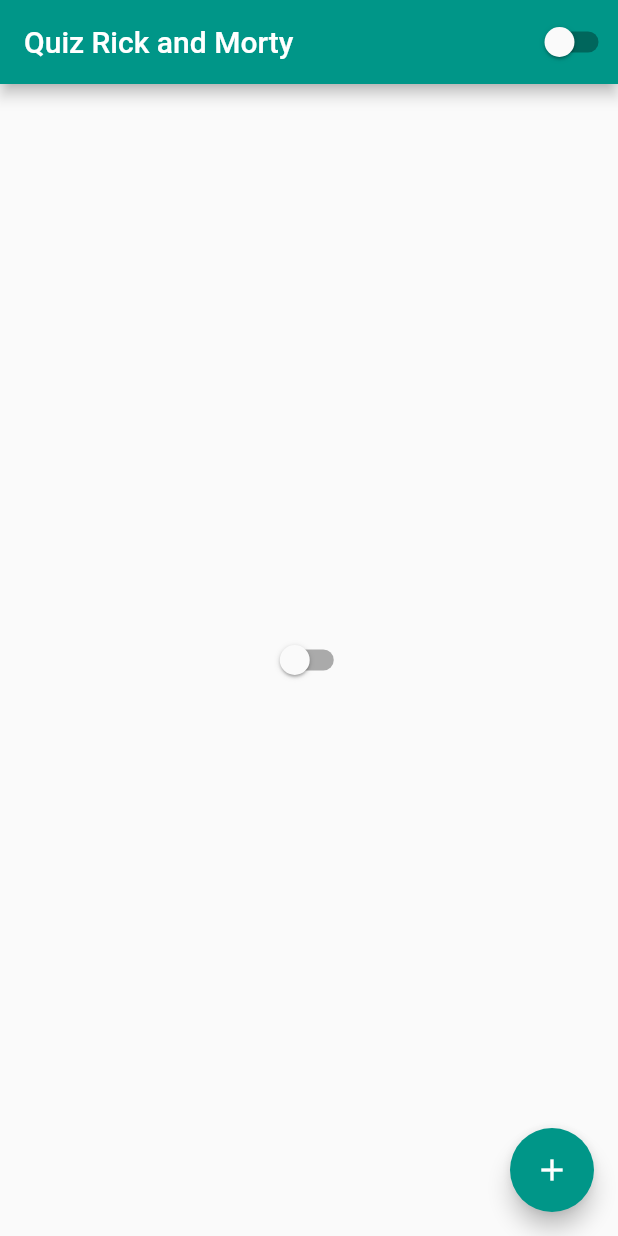
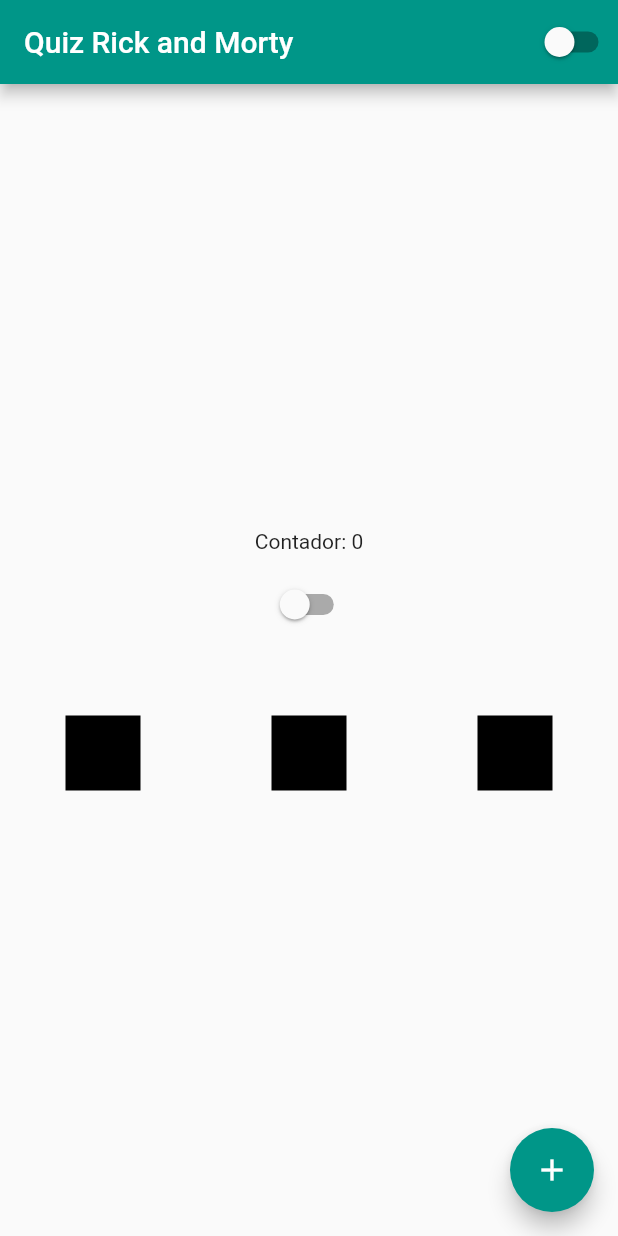
Before and after one commit to juarezmeneses/app-quiz-rick-morty, a Flutter app: the screen it shows after launch, on a phone screen of 412 x 824 dp. Run offline on Flutter 3.47's test engine with Material 2 defaults, Android fonts, the phone set to English and light mode, and no system bars.

Commit message:
Rows and columns

```diff
--- a/app_quiz_rick_morty/lib/home_page.dart
+++ b/app_quiz_rick_morty/lib/home_page.dart
@@ -21,8 +21,39 @@
           CustomSwitch(),
         ],
       ),
-      body: Center(
-        child: CustomSwitch(),
+      body: Container(
+        width: double.infinity,
+        height: double.infinity,
+        child: Column(
+          mainAxisAlignment: MainAxisAlignment.center,
+          children: [
+            Text('Contador: $counter'),
+            Container(height: 10),
+            CustomSwitch(),
+            Container(height: 50),
+            Row(
+              mainAxisAlignment: MainAxisAlignment.spaceAround,
+              crossAxisAlignment: CrossAxisAlignment.center,
+              children: [
+                Container(
+                  width: 50,
+                  height: 50,
+                  color: Colors.black,
+                ),
+                Container(
+                  width: 50,
+                  height: 50,
+                  color: Colors.black,
+                ),
+                Container(
+                  width: 50,
+                  height: 50,
+                  color: Colors.black,
+                ),
+              ],
+            )
+          ],
+        ),
       ),
       floatingActionButton: FloatingActionButton(
         child: Icon(Icons.add),
```
